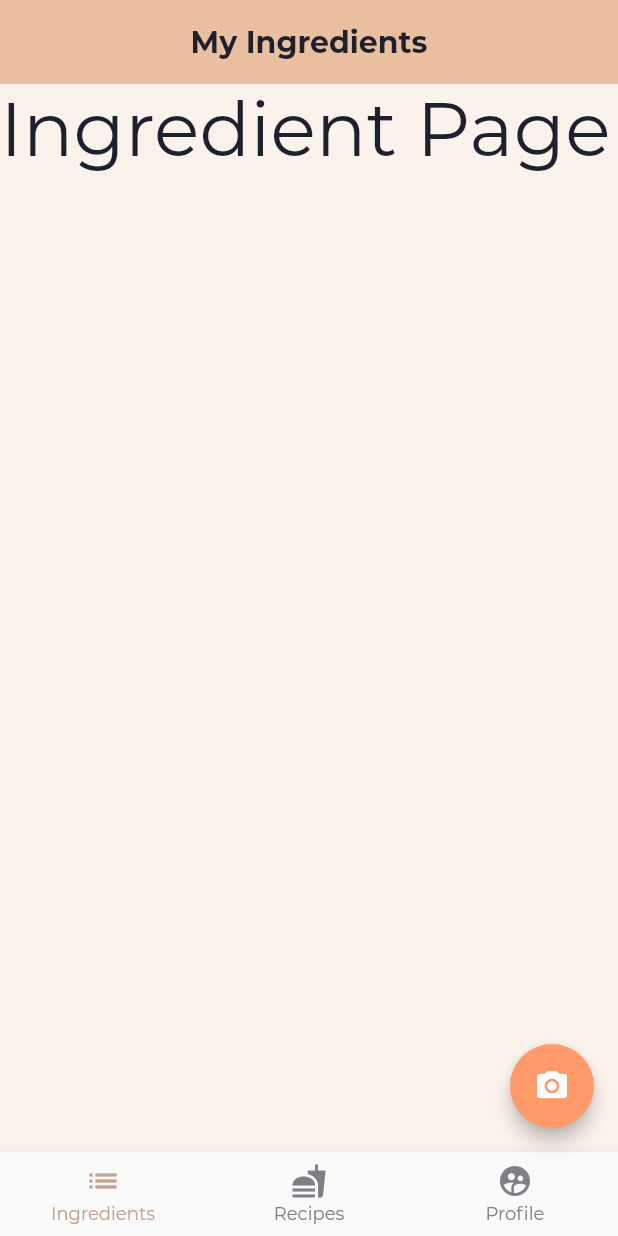
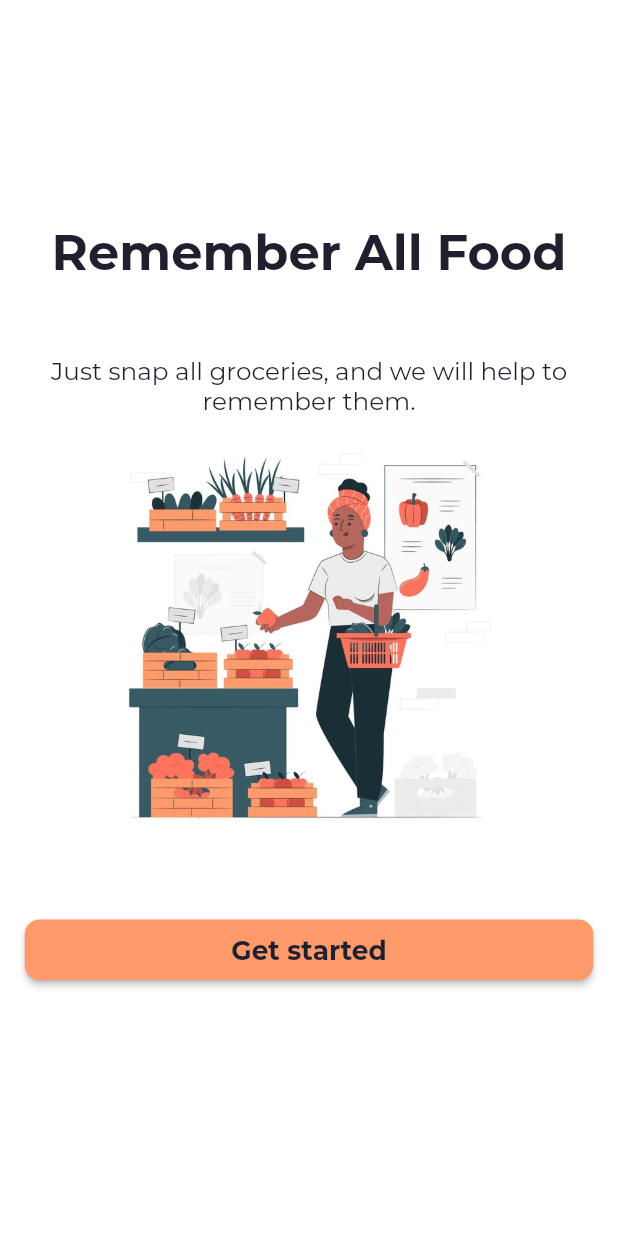
Before and after one commit to cheam1999/FoodResQ, a Flutter app: the screen it shows after launch, on a phone screen of 412 x 824 dp. Run offline on Flutter 3.47's test engine with Material 2 defaults, Android fonts, the phone set to English and light mode, and no system bars; our stand-ins replace hooks_riverpod, shared_preferences; missing offline and left inert: flutter_branch_sdk.

Commit message:
start.dart and one intro

```diff
--- /dev/null
+++ b/FoodResQ/foodresq/lib/component/default_button.dart
@@ -0,0 +1,59 @@
+import 'package:flutter/material.dart';
+import 'package:foodresq/constants/colour_constant.dart';
+import 'package:foodresq/utilities/size_config.dart';
+
+// TODO: Check if the text fit in the small button (dialog)
+class DefaultButton extends StatelessWidget {
+  DefaultButton({
+    Key? key,
+    required this.text,
+    required this.press,
+    bool this.isPrimary = true,
+    bool this.isInfinity = true,
+  }) : super(key: key);
+
+  final String text;
+  final VoidCallback press;
+  final bool isPrimary;
+  final bool isInfinity;
+
+  final ButtonStyle DefaultButtonStyle = ElevatedButton.styleFrom(
+    // onPrimary: kPrimaryColor,
+    primary: ColourConstant.kButtonColor,
+    minimumSize: Size(88, 36),
+    padding: EdgeInsets.symmetric(horizontal: 10),
+    shape: const RoundedRectangleBorder(
+      borderRadius: BorderRadius.all(Radius.circular(10)),
+    ),
+  );
+
+  final ButtonStyle InActiveDefaultButtonStyle = ElevatedButton.styleFrom(
+    // onPrimary: kPrimaryColor,
+    primary: ColourConstant.kGreyColor,
+    minimumSize: Size(88, 36),
+    padding: EdgeInsets.symmetric(horizontal: 10),
+    shape: const RoundedRectangleBorder(
+      borderRadius: BorderRadius.all(Radius.circular(10)),
+    ),
+  );
+
+  @override
+  Widget build(BuildContext context) {
+    return SizedBox(
+      width: double.infinity,
+      height: getProportionateScreenHeight(40),
+      child: ElevatedButton(
+        style: isPrimary ? DefaultButtonStyle : InActiveDefaultButtonStyle,
+        onPressed: press,
+        child: Text(
+          text,
+          style: TextStyle(
+            fontSize: getProportionateScreenWidth(16),
+            fontWeight: FontWeight.bold,
+            color: ColourConstant.kTextColor,
+          ),
+        ),
+      ),
+    );
+  }
+}
--- a/FoodResQ/foodresq/lib/main_common.dart
+++ b/FoodResQ/foodresq/lib/main_common.dart
@@ -1,11 +1,11 @@
-
 import 'package:flutter/material.dart';
 import 'package:flutter_branch_sdk/flutter_branch_sdk.dart';
 import 'package:foodresq/routes.dart';
 import 'package:foodresq/screen/home.dart';
+import 'package:foodresq/screen/introduction.dart';
+import 'package:foodresq/screen/start.dart';
 import 'package:foodresq/theme.dart';
 import 'package:hooks_riverpod/hooks_riverpod.dart';
-
 
 class MyApp extends StatelessWidget {
   @override
@@ -13,7 +13,7 @@ class MyApp extends StatelessWidget {
     return MaterialApp(
       title: 'FoodResQ',
       theme: theme(),
-      initialRoute: HomeScreen.routeName,
+      initialRoute: StartScreen.routeName,
       routes: routes,
     );
   }
--- a/FoodResQ/foodresq/lib/routes.dart
+++ b/FoodResQ/foodresq/lib/routes.dart
@@ -1,14 +1,16 @@
-
-
 import 'package:flutter/widgets.dart';
 import 'package:foodresq/screen/home.dart';
 import 'package:foodresq/screen/ingredient.dart';
+import 'package:foodresq/screen/introduction.dart';
 import 'package:foodresq/screen/profile.dart';
 import 'package:foodresq/screen/recipe.dart';
+import 'package:foodresq/screen/start.dart';
 
 final Map<String, WidgetBuilder> routes = {
+  StartScreen.routeName: (context) => StartScreen(),
   HomeScreen.routeName: (context) => HomeScreen(),
   IngredientScreen.routeName: (context) => IngredientScreen(),
   RecipeScreen.routeName: (context) => RecipeScreen(),
   ProfileScreen.routeName: (context) => ProfileScreen(),
+  IntroductionScreen.routeName: (context) => IntroductionScreen(),
 };
--- /dev/null
+++ b/FoodResQ/foodresq/lib/screen/introduction.dart
@@ -0,0 +1,100 @@
+import 'package:flutter/gestures.dart';
+import 'package:flutter/material.dart';
+import 'package:foodresq/component/default_button.dart';
+import 'package:foodresq/component/normal_text.dart';
+import 'package:foodresq/utilities/size_config.dart';
+import 'package:hooks_riverpod/hooks_riverpod.dart';
+
+class IntroductionScreen extends HookConsumerWidget {
+  static String routeName = "/introduction";
+  const IntroductionScreen({Key? key}) : super(key: key);
+
+  @override
+  Widget build(BuildContext context, WidgetRef ref) {
+    // final authControllerState = ref.watch(authControllerProvider);
+
+    return Scaffold(
+      body: SafeArea(
+        child: Container(
+          width: double.infinity,
+          padding: EdgeInsets.symmetric(
+            horizontal: getProportionateScreenWidth(15),
+            vertical: getProportionateScreenHeight(10),
+          ),
+          child: Column(
+            children: [
+              // Text('$authControllerState'),
+              Expanded(
+                flex: 3,
+                child: IntroductionGraphic(),
+              ),
+              Expanded(
+                flex: 1,
+                child: Column(
+                  children: [
+                    // Spacer(),
+                    DefaultButton(
+                        text: "Get started", press: () => print("pressed")
+                        //Navigator.pushNamed(
+                        // context, VerificationFormScreen.routeName),
+                        ),
+                    Spacer(),
+                  ],
+                ),
+              )
+            ],
+          ),
+        ),
+      ),
+    );
+  }
+}
+
+class IntroductionGraphic extends StatelessWidget {
+  const IntroductionGraphic({
+    Key? key,
+  }) : super(key: key);
+
+  @override
+  Widget build(BuildContext context) {
+    return Column(
+      children: [
+        Spacer(
+          flex: 3,
+        ),
+        NormalText(
+          align: TextAlign.center,
+          text: "Remember All Food",
+          isBold: true,
+          fontSize: 30,
+        ),
+        Spacer(
+          flex: 1,
+        ),
+        NormalText(
+          align: TextAlign.center,
+          text: "Just snap all groceries, and we will help to remember them.",
+          fontSize: 15,
+        ),
+        Container(
+          padding: EdgeInsets.symmetric(
+            horizontal: getProportionateScreenWidth(10),
+            vertical: getProportionateScreenHeight(10),
+          ),
+          child: AspectRatio(
+            aspectRatio: 4 / 3,
+            child: Container(
+              decoration: BoxDecoration(
+                image: DecorationImage(
+                  image: AssetImage('assets/graphics/intro1_remember.jpg'),
+                  fit: BoxFit.contain,
+                ),
+              ),
+            ),
+          ),
+        ),
+        Spacer(),
+      ],
+    );
+  }
+}
--- /dev/null
+++ b/FoodResQ/foodresq/lib/screen/start.dart
@@ -0,0 +1,56 @@
+import 'dart:async';
+import 'package:flutter/material.dart';
+import 'package:foodresq/constants/colour_constant.dart';
+import 'package:foodresq/screen/ingredient.dart';
+import 'package:foodresq/screen/introduction.dart';
+import 'package:foodresq/screen/profile.dart';
+import 'package:foodresq/screen/recipe.dart';
+import 'package:foodresq/utilities/size_config.dart';
+import 'package:hooks_riverpod/hooks_riverpod.dart';
+
+class StartScreen extends ConsumerStatefulWidget {
+  static String routeName = "/start";
+  const StartScreen({Key? key}) : super(key: key);
+
+  @override
+  _StartScreenState createState() => _StartScreenState();
+}
+
+class _StartScreenState extends ConsumerState<StartScreen> {
+  // PageController _pageController = PageController();
+  // int _selectedIndex = 0;
+
+  // List<Widget> _screens = [IngredientScreen(), RecipeScreen(), ProfileScreen()];
+
+  bool isLoading = true;
+
+  @override
+  void initState() {
+    super.initState();
+  }
+
+  @override
+  Widget build(BuildContext context) {
+    SizeConfig().init(context);
+    //final authControllerState = ref.watch(authControllerProvider);
+
+    //hardcode
+    isLoading = false;
+
+    return isLoading
+        ? Scaffold(
+            body: Center(
+              child: CircularProgressIndicator(),
+            ),
+          )
+        : IntroductionScreen();
+    // authControllerState.isLogin
+    //     ? HomeScreen()
+    //     : IntroductionScreen();
+  }
+
+  @override
+  void dispose() {
+    super.dispose();
+  }
+}
--- a/FoodResQ/foodresq/lib/utilities/size_config.dart
+++ b/FoodResQ/foodresq/lib/utilities/size_config.dart
@@ -10,6 +10,7 @@ class SizeConfig {
   void init(BuildContext context) {
     _mediaQueryData = MediaQuery.of(context);
     screenWidth = _mediaQueryData!.size.width;
+    print("width $screenWidth");
     screenHeight = _mediaQueryData!.size.height;
     orientation = _mediaQueryData!.orientation;
   }
--- a/FoodResQ/foodresq/pubspec.yaml
+++ b/FoodResQ/foodresq/pubspec.yaml
@@ -62,7 +62,7 @@ flutter:
   # To add assets to your application, add an assets section, like this:
   assets:
     - assets/
-    - assets/images/
+    - assets/graphics/
 
   fonts:
     - family: Montserrat
```
Also changed, not shown: FoodResQ/foodresq/assets/graphics/intro1_remember.jpg (added), FoodResQ/foodresq/assets/graphics/intro2_notify.jpg (added), FoodResQ/foodresq/assets/graphics/intro3_recipe.jpg (added), FoodResQ/foodresq/assets/graphics/logo.jpg (added).
